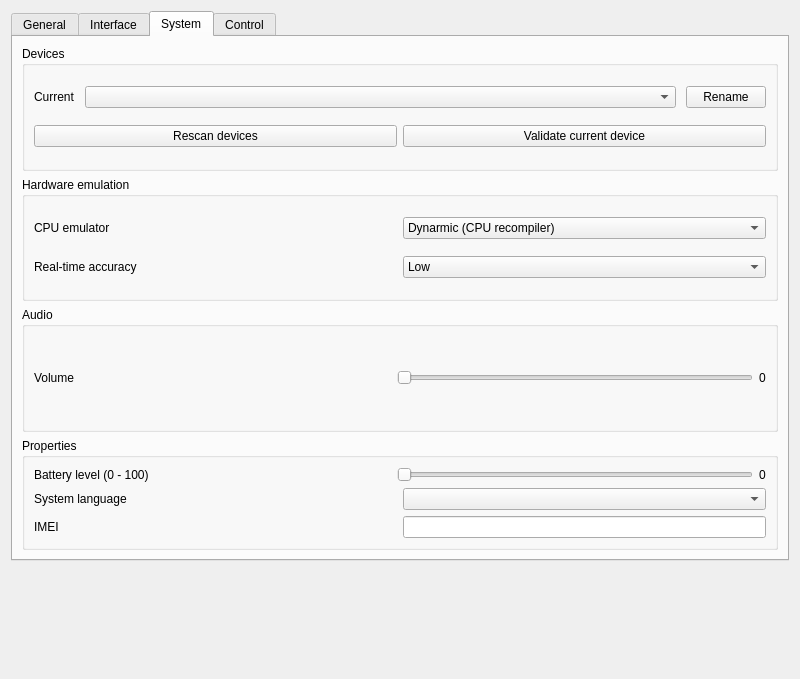
Old version of the form src/emu/qt/src/settings_dialog.ui in the repository EKA2L1/EKA2L1.
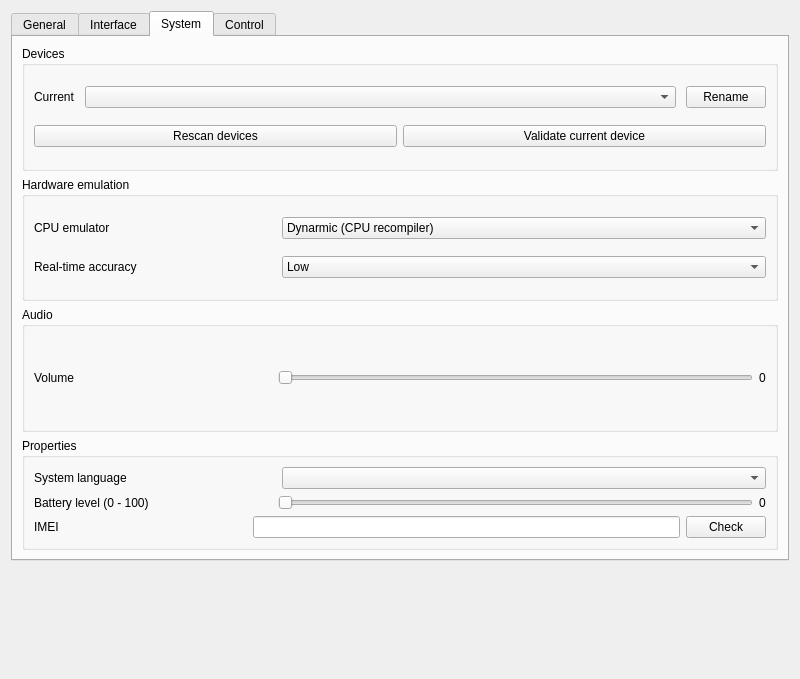
New version of the form. The open tabs and pages were chosen to show the change.

Commit message: qt/settingsdialog: Handle volume and imei set

What changed in the file:
```diff
--- a/src/emu/qt/src/settings_dialog.ui
+++ b/src/emu/qt/src/settings_dialog.ui
@@ -380,7 +380,7 @@
          </property>
          <layout class="QGridLayout" name="gridLayout_8">
           <item row="0" column="0">
-           <layout class="QHBoxLayout" name="system_audio_volmod_layout">
+           <layout class="QHBoxLayout" name="system_audio_volmod_layout" stretch="1,2,2">
             <item>
              <widget class="QLabel" name="system_general_vol_slide_label">
               <property name="sizePolicy">
@@ -505,7 +505,7 @@
          </property>
          <layout class="QGridLayout" name="gridLayout_7">
           <item row="1" column="0">
-           <layout class="QHBoxLayout" name="system_he_cpu_layout">
+           <layout class="QHBoxLayout" name="system_he_cpu_layout" stretch="1,2">
             <item>
              <widget class="QLabel" name="system_he_cpu_label">
               <property name="sizePolicy">
@@ -536,7 +536,7 @@
            </layout>
           </item>
           <item row="3" column="0">
-           <layout class="QHBoxLayout" name="system_he_rta_layout">
+           <layout class="QHBoxLayout" name="system_he_rta_layout" stretch="1,2">
             <item>
              <widget class="QLabel" name="system_he_rta_label">
               <property name="toolTip">
@@ -583,8 +583,42 @@
           <string>Properties</string>
          </property>
          <layout class="QGridLayout" name="gridLayout_9">
+          <item row="3" column="0">
+           <layout class="QHBoxLayout" name="system_prop_imei_layout" stretch="1,2,2">
+            <item>
+             <widget class="QLabel" name="system_prop_imei_label">
+              <property name="text">
+               <string>IMEI</string>
+              </property>
+             </widget>
+            </item>
+            <item>
+             <widget class="QLineEdit" name="system_prop_imei_edit">
+              <property name="sizePolicy">
+               <sizepolicy hsizetype="Preferred" vsizetype="Preferred">
+                <horstretch>0</horstretch>
+                <verstretch>0</verstretch>
+               </sizepolicy>
+              </property>
+             </widget>
+            </item>
+            <item>
+             <widget class="QPushButton" name="system_prop_imei_check_btn">
+              <property name="sizePolicy">
+               <sizepolicy hsizetype="Fixed" vsizetype="Fixed">
+                <horstretch>0</horstretch>
+                <verstretch>0</verstretch>
+               </sizepolicy>
+              </property>
+              <property name="text">
+               <string>Check</string>
+              </property>
+             </widget>
+            </item>
+           </layout>
+          </item>
           <item row="1" column="0">
-           <layout class="QHBoxLayout" name="system_prop_batlvl_layout">
+           <layout class="QHBoxLayout" name="system_prop_batlvl_layout" stretch="1,2,1">
             <item>
              <widget class="QLabel" name="system_prop_bat_label">
               <property name="text">
@@ -623,8 +657,8 @@
             </item>
            </layout>
           </item>
-          <item row="2" column="0">
-           <layout class="QHBoxLayout" name="system_prop_lang_layout">
+          <item row="0" column="0">
+           <layout class="QHBoxLayout" name="system_prop_lang_layout" stretch="1,2">
             <item>
              <widget class="QLabel" name="system_prop_lang_label">
               <property name="sizePolicy">
@@ -643,27 +677,6 @@
             </item>
            </layout>
           </item>
-          <item row="3" column="0">
-           <layout class="QHBoxLayout" name="system_prop_imei_layout">
-            <item>
-             <widget class="QLabel" name="system_prop_imei_label">
-              <property name="text">
-               <string>IMEI</string>
-              </property>
-             </widget>
-            </item>
-            <item>
-             <widget class="QLineEdit" name="system_prop_imei_edit">
-              <property name="sizePolicy">
-               <sizepolicy hsizetype="Preferred" vsizetype="Fixed">
-                <horstretch>0</horstretch>
-                <verstretch>0</verstretch>
-               </sizepolicy>
-              </property>
-             </widget>
-            </item>
-           </layout>
-          </item>
          </layout>
         </widget>
        </item>
```
Left out of the diff: 2 changed lines with no effect on the pictures. The commit also changes 4 other files.
